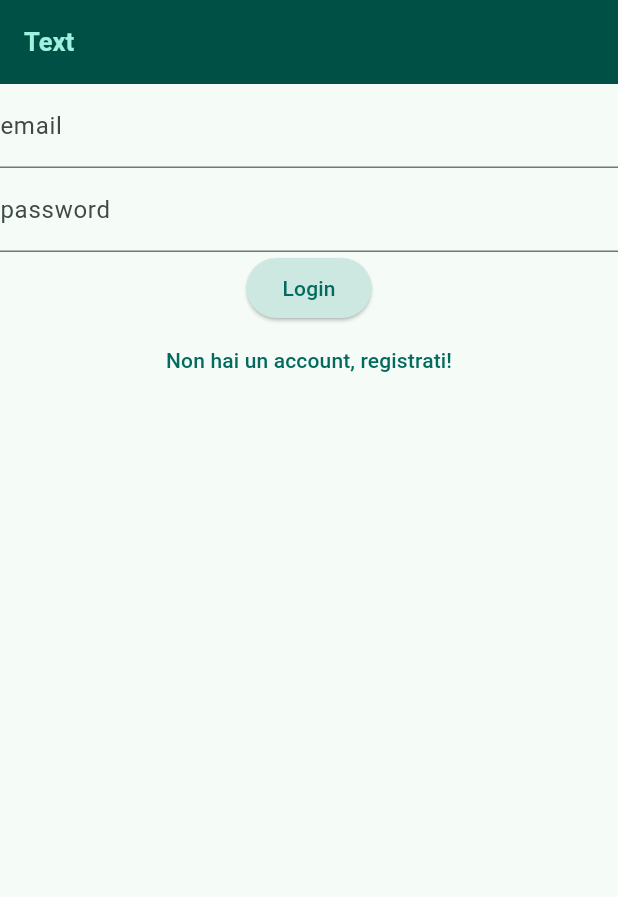
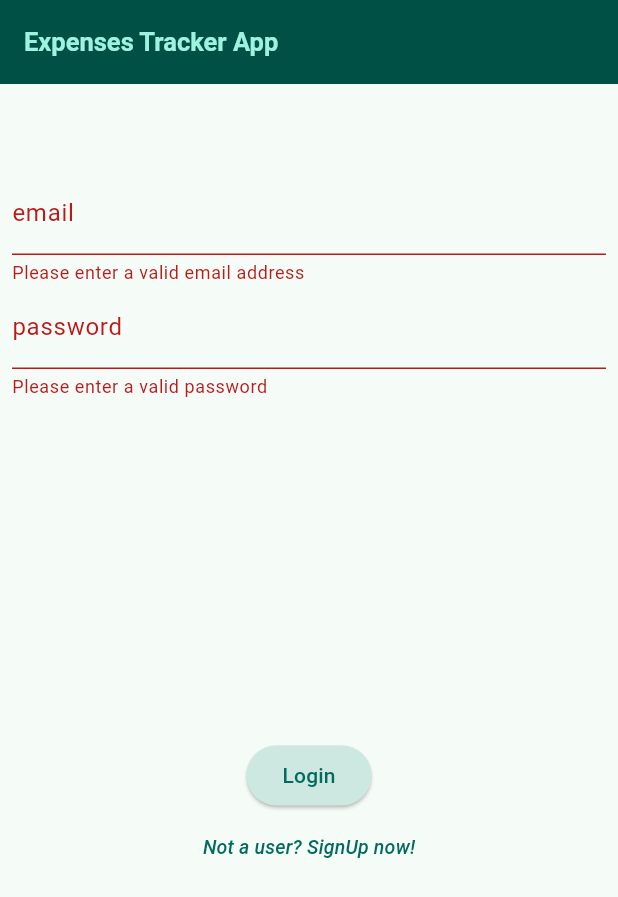
Before and after one commit to MatteoLanci/expenses_tracker, a Flutter app: the screen it shows after launch, after a tap on "Login", on a phone screen of 412 x 824 dp. Shown: the top 897 px of the screen. Run offline on Flutter 3.47's test engine with Material 3 defaults, Android fonts, the phone set to English and light mode, and no system bars; our stand-ins replace firebase_auth, firebase_core; accounts and stored records are empty; network calls fail.

Commit message:
EDIT: auth_page.dart > add validation to formTextFields

```diff
--- a/lib/screens/auth_page.dart
+++ b/lib/screens/auth_page.dart
@@ -15,6 +15,8 @@ class _AuthPageState extends State<AuthPage> {
   final TextEditingController _email = TextEditingController();
   final TextEditingController _password = TextEditingController();
   bool isLogin = true;
+  bool isLoading = false;
+  final _formKey = GlobalKey<FormState>();
 
   Future<void> signIn() async {
     try {
@@ -38,21 +40,49 @@ class _AuthPageState extends State<AuthPage> {
   Widget build(BuildContext context) {
     return Scaffold(
       appBar: AppBar(
-        title: const Text('Text'),
+        title: const Text('Expenses Tracker App'),
       ),
-      body: Column(
+      body: Padding(
+        padding: const EdgeInsets.all(8.0),
+        child: Form(
+          key: _formKey,
+          child: Column(
+            mainAxisAlignment: MainAxisAlignment.center,
             children: [
-          TextField(
+              const SizedBox(height: 50),
+              TextFormField(
+                validator: (value) {
+                  if (value == null || value.isEmpty) {
+                    return 'Please enter a valid email address';
+                  }
+                  return null;
+                },
                 controller: _email,
+                textInputAction: TextInputAction.next,
                 decoration: const InputDecoration(labelText: 'email'),
               ),
-          TextField(
+              TextFormField(
+                validator: (value) {
+                  if (value == null || value.isEmpty) {
+                    return 'Please enter a valid password';
+                  }
+                  return null;
+                },
                 controller: _password,
                 obscureText: true,
                 decoration: const InputDecoration(labelText: 'password'),
               ),
+              const Spacer(),
               ElevatedButton(
                 onPressed: () {
+                  if (_formKey.currentState!.validate()) {
+                    ScaffoldMessenger.of(context).showSnackBar(
+                      const SnackBar(
+                        content: Text('Processing'),
+                        duration: Duration(seconds: 2),
+                      ),
+                    );
+                  }
                   isLogin ? signIn() : createUser();
                 },
                 child: Text(isLogin ? 'Login' : 'SignUp'),
@@ -63,11 +93,20 @@ class _AuthPageState extends State<AuthPage> {
                     isLogin = !isLogin;
                   });
                 },
-            child: Text(isLogin
-                ? 'Non hai un account, registrati!'
-                : 'Hai un account? Accedi!'),
+                child: Text(
+                  isLogin
+                      ? 'Not a user? SignUp now!'
+                      : 'Already a user? LogIn!',
+                  style: const TextStyle(
+                    fontSize: 13,
+                    fontStyle: FontStyle.italic,
                   ),
+                ),
+              ),
+              const Spacer(),
             ],
+          ),
+        ),
       ),
     );
   }
```
Lines whose indentation alone changed are shown as unchanged.
